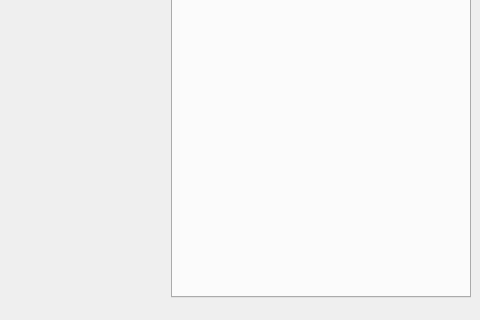
The window that src/mainwindow.ui (dboun/MultiPatientImageProcessing) describes before a commit, drawn with Qt 5; both pictures show x 506 to 986 and y 370 to 690 of the 986 by 690 pixel window.
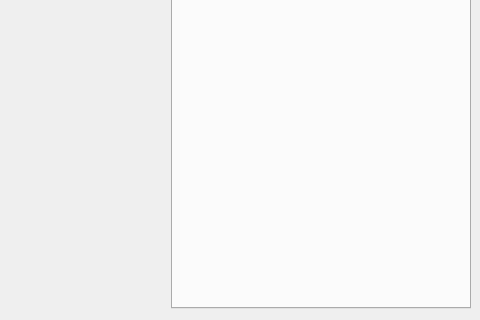
The same window after the commit.

Commit message: Theme fixes for Windows

The edit to the form file:
```diff
--- a/src/mainwindow.ui
+++ b/src/mainwindow.ui
@@ -177,6 +177,9 @@
        <property name="rightMargin">
         <number>9</number>
        </property>
+       <property name="bottomMargin">
+        <number>0</number>
+       </property>
        <item>
         <widget class="QTabWidget" name="rightSideContainer">
          <property name="sizePolicy">
```
Left out of the diff: 4 changed lines with no effect on the pictures. The commit also changes 7 other files.
